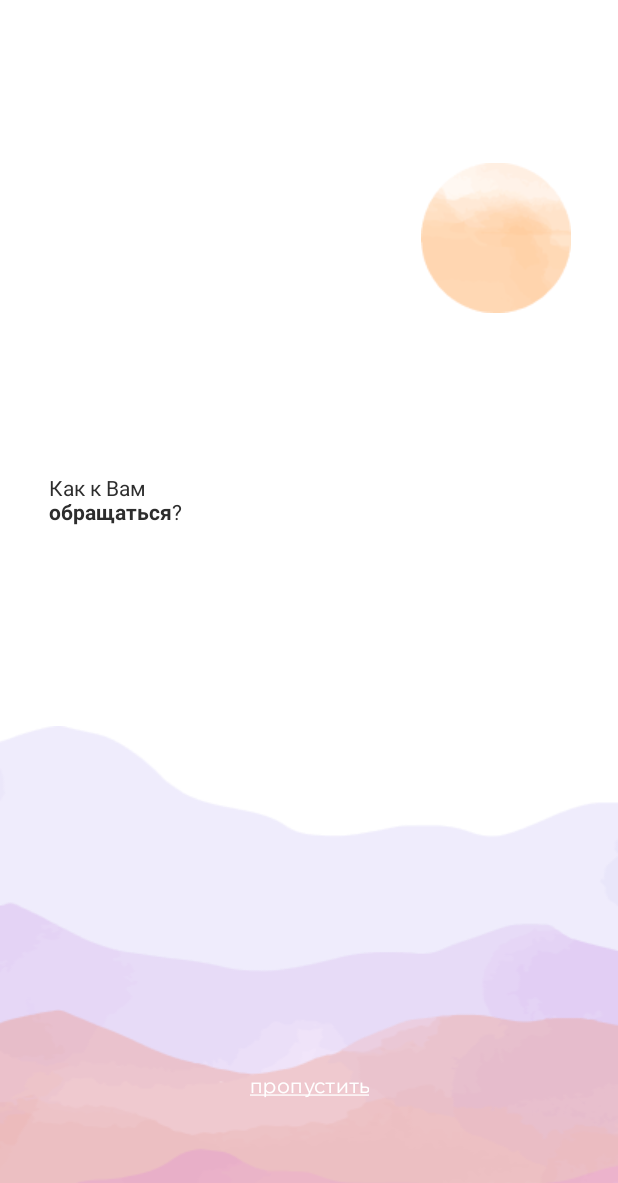
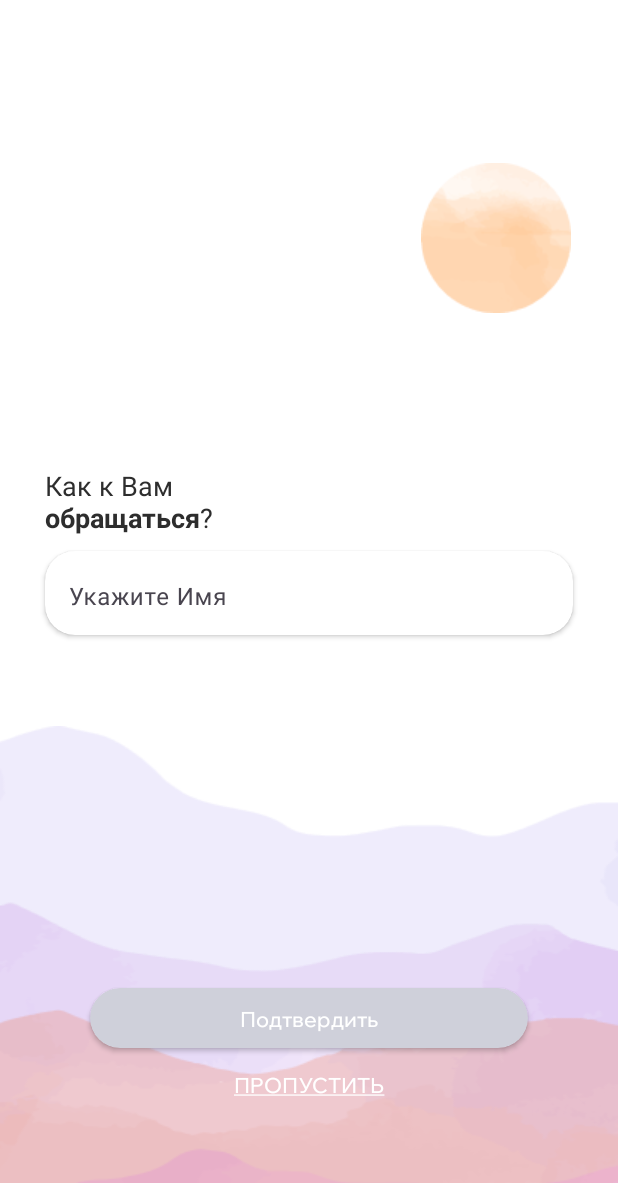
Before and after one commit to Pineapple-Practice-Mira/Android-App, an Android app: the InterNameFragment screen opened through its navigation route, on a phone screen of 412 x 824 dp. Shown: the top 1183 px of the screen. Run offline under Robolectric (Android 15) with nearby library versions, the light colour scheme and no system bars; our stand-ins replace Dagger/Hilt's generated code.

Commit message:
Анимаци как в задании Шрифты добавлены

```diff
--- a/app/src/main/java/site/pnpl/mira/ui/greeting/fragments/InterNameFragment.kt
+++ b/app/src/main/java/site/pnpl/mira/ui/greeting/fragments/InterNameFragment.kt
@@ -36,16 +36,17 @@ class InterNameFragment : Fragment() {
         // Анимация Солнца и освещения гор
         sunAnim()
 
-
         //Врмееменая заглушка, для перехода между активити
         binding.next.setOnClickListener {
             (activity as GreetingActivity).navController.navigate(R.id.action_interNameFragment_to_greetingFragment)
         }
 
+//        Имя пока без функции обработки на ошибки и корректировки ввода символов
+        val name = binding.textField.text.toString()
         // Введеное имя отправить и сохранить так:
-        //settingsProvider.saveName(name = name)
+//        settingsProvider.saveName(name = name)
         // После сохранения для перехода дальше вызвать:
-        // (activity as GreetingActivity).navController.navigate(R.id.action_interNameFragment_to_greetingFragment)
+//         (activity as GreetingActivity).navController.navigate(R.id.action_interNameFragment_to_greetingFragment)
     }
 
     override fun onDestroyView() {
--- a/app/src/main/res/layout/fragment_acquaintance.xml
+++ b/app/src/main/res/layout/fragment_acquaintance.xml
@@ -24,7 +24,7 @@
         android:layout_height="wrap_content"
         android:background="@android:color/transparent"
         android:text="@string/skip"
-        style="@style/Links"
+        style="@style/Links16"
         android:textAllCaps="false"
         android:textColor="@color/primary"
         android:layout_marginTop="36dp"
--- a/app/src/main/res/layout/fragment_inter_name.xml
+++ b/app/src/main/res/layout/fragment_inter_name.xml
@@ -1,11 +1,11 @@
 <?xml version="1.0" encoding="utf-8"?>
-<androidx.constraintlayout.widget.ConstraintLayout
-    xmlns:android="http://schemas.android.com/apk/res/android"
+<androidx.constraintlayout.widget.ConstraintLayout xmlns:android="http://schemas.android.com/apk/res/android"
     xmlns:app="http://schemas.android.com/apk/res-auto"
+    xmlns:tools="http://schemas.android.com/tools"
     android:id="@+id/inter_name"
-    android:background="@color/white"
     android:layout_width="match_parent"
-    android:layout_height="match_parent">
+    android:layout_height="match_parent"
+    android:background="@color/white">
 
     <ImageView
         android:id="@+id/mountain3"
@@ -57,23 +57,72 @@
         android:id="@+id/whats_name"
         android:layout_width="wrap_content"
         android:layout_height="wrap_content"
+        android:layout_marginHorizontal="30dp"
         android:text="@string/whats_name"
         android:textColor="@color/dark"
+        android:textSize="18sp"
         app:layout_constraintBottom_toBottomOf="parent"
-        app:layout_constraintEnd_toEndOf="parent"
-        app:layout_constraintHorizontal_bias="0.1"
         app:layout_constraintStart_toStartOf="parent"
         app:layout_constraintTop_toTopOf="parent"
         app:layout_constraintVertical_bias="0.4" />
+
+    <androidx.cardview.widget.CardView
+        android:layout_width="match_parent"
+        android:layout_height="56dp"
+        android:layout_marginHorizontal="30dp"
+        android:layout_marginVertical="10dp"
+        app:cardBackgroundColor="@color/white"
+        app:cardCornerRadius="20dp"
+        app:layout_constraintEnd_toEndOf="parent"
+        app:layout_constraintStart_toStartOf="parent"
+        app:layout_constraintTop_toBottomOf="@+id/whats_name">
+
+        <com.google.android.material.textfield.TextInputLayout
+            android:id="@+id/textFieldContainer"
+            android:layout_width="match_parent"
+            android:layout_height="wrap_content"
+            android:hint="@string/enter_name">
+
+            <com.google.android.material.textfield.TextInputEditText
+                android:id="@+id/textField"
+                android:layout_width="match_parent"
+                android:layout_height="match_parent"
+                android:background="@android:color/transparent"
+                android:textColor="@color/primary" />
+
+        </com.google.android.material.textfield.TextInputLayout>
+    </androidx.cardview.widget.CardView>
+
+    <androidx.cardview.widget.CardView
+        android:layout_width="match_parent"
+        android:layout_height="40dp"
+        android:layout_marginHorizontal="60dp"
+        app:cardBackgroundColor="@color/dark_grey"
+        app:cardCornerRadius="20dp"
+        app:layout_constraintBottom_toTopOf="@+id/next"
+        app:layout_constraintEnd_toEndOf="parent"
+        app:layout_constraintStart_toStartOf="parent"
+        app:layout_constraintVertical_bias="0.8">
+
+        <Button
+            android:id="@+id/consign"
+            style="@style/Body14"
+            android:layout_width="match_parent"
+            android:layout_height="match_parent"
+            android:background="@android:color/transparent"
+            android:text="@string/confirm"
+            android:textColor="@color/white" />
+
+    </androidx.cardview.widget.CardView>
 
     <Button
         android:id="@+id/next"
         style="@style/Body14"
         android:layout_width="wrap_content"
         android:layout_height="wrap_content"
-        android:textColor="@color/white"
         android:background="@android:color/transparent"
         android:text="@string/skip"
+        android:textColor="@color/white"
         app:layout_constraintBottom_toBottomOf="parent"
         app:layout_constraintEnd_toEndOf="parent"
         app:layout_constraintStart_toStartOf="parent"
--- a/app/src/main/res/values/strings.xml
+++ b/app/src/main/res/values/strings.xml
@@ -30,7 +30,9 @@
     <string name="image_description_button_next">Следующая страница</string>
     <string name="image_description_button_previous">Предыдущая страница</string>
 
-    <string name="skip"><u>пропустить</u></string>
+    <string name="skip"><u>ПРОПУСТИТЬ</u></string>
     <string name="complete"><u>завершить</u></string>
     <string name="whats_name">Как к Вам\n<b>обращаться</b>?</string>
+    <string name="confirm">Подтвердить</string>
+    <string name="enter_name">Укажите Имя</string>
 </resources>
--- a/app/src/main/res/values/themes.xml
+++ b/app/src/main/res/values/themes.xml
@@ -19,8 +19,8 @@
         <item name="fontFamily">@font/wix_madefor_display_regular</item>
     </style>
 
-    <style name="Links" parent="WixMadeforDisplayMedium">
-        <item name="android:textColor">@color/primary</item>
+    <style name="Title18" parent="WixMadeforDisplayRegular">
+        <item name="android:textColor">@color/black</item>
         <item name="android:textSize">18sp</item>
     </style>
 
@@ -30,9 +30,30 @@
         <item name="android:textAlignment">center</item>
     </style>
 
-    <style name="Body14" parent="WixMadeforDisplayRegular">
-        <item name="android:textColor">@color/dark</item>
+    <style name="Body14" parent="WixMadeforDisplayMedium">
+        <item name="android:textColor">@color/primary</item>
         <item name="android:textSize">14sp</item>
         <item name="android:textAlignment">center</item>
     </style>
+
+    <style name="Notion12" parent="WixMadeforDisplayBold">
+        <item name="android:textColor">@color/dark</item>
+        <item name="android:textSize">12sp</item>
+    </style>
+
+    <style name="DateNumber24" parent="WixMadeforDisplayBold">
+        <item name="android:textColor">@color/dark</item>
+        <item name="android:textSize">24sp</item>
+    </style>
+
+    <style name="Links16" parent="WixMadeforDisplayMedium">
+        <item name="android:textColor">@color/dark</item>
+        <item name="android:textSize">16sp</item>
+
+    </style> <style name="Buttons16" parent="WixMadeforDisplayBold">
+        <item name="android:textColor">@color/dark</item>
+        <item name="android:textSize">16sp</item>
+    </style>
+
+
 </resources>
```
